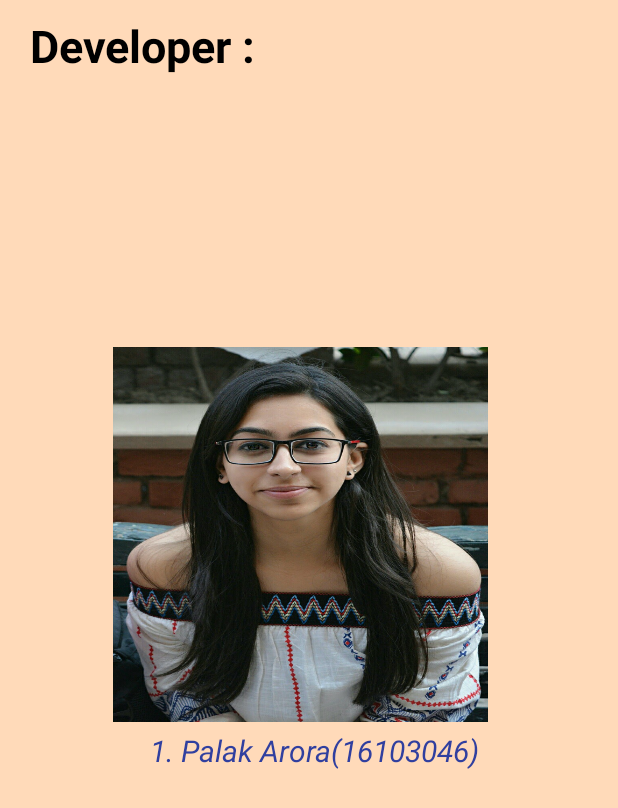
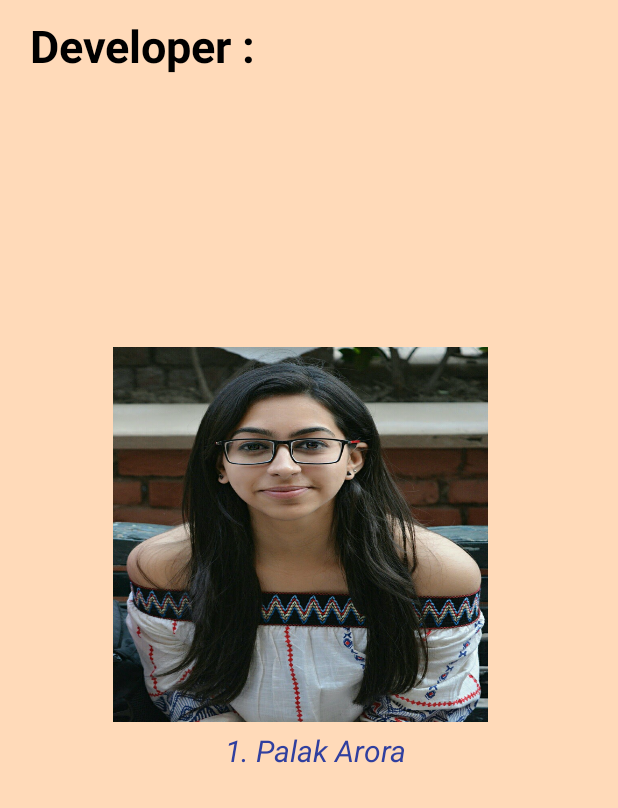
Before and after one commit to palakarora14/Medical-Analyser, an Android app: the AboutUsActivity screen opened directly, with no data from a screen before it, on a phone screen of 412 x 824 dp. Shown: the top 808 px of the screen. Run offline under Robolectric (Android 15) with nearby library versions, the light colour scheme and no system bars.

Commit message:
Update activity_about_us.xml

```diff
--- a/Medical Analyser/HeartRateCalculator(App)/app/src/main/res/layout/activity_about_us.xml
+++ b/Medical Analyser/HeartRateCalculator(App)/app/src/main/res/layout/activity_about_us.xml
@@ -43,9 +43,9 @@
         <TextView
             android:layout_width="wrap_content"
             android:layout_height="wrap_content"
-            android:layout_marginLeft="80dp"
+            android:layout_marginLeft="130dp"
             android:layout_marginTop="5dp"
-            android:text="1. Palak Arora(16103046)"
+            android:text="1. Palak Arora"
             android:textColor="@color/colorPrimaryDark"
             android:textSize="20dp"
             android:textStyle="italic"
```
